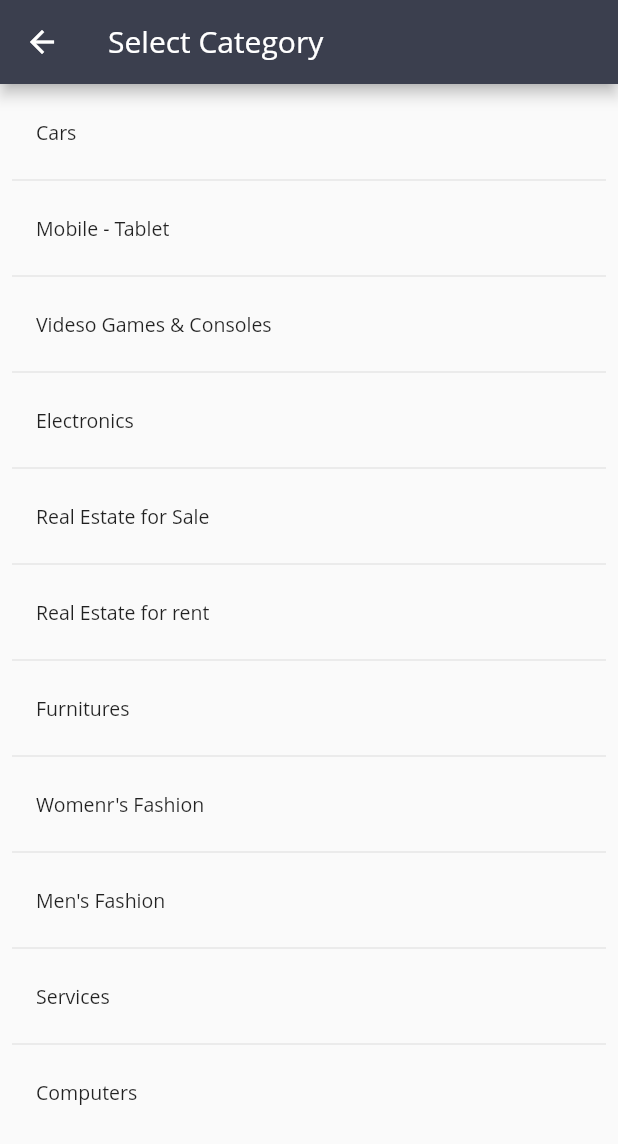
After one commit to m7mdra/justcost, a Flutter app: the CategoryPickerScreen screen opened directly, on a phone screen of 412 x 824 dp. The commit adds this screen. Shown: the top 1144 px of the screen. Run offline on Flutter 3.47's test engine with Material 2 defaults, Android fonts, the phone set to English and light mode, and no system bars; our stand-ins replace carousel_slider, google_maps_flutter, image_picker, video_player.

Commit message:
added category picker and added extra fields in register

```diff
--- /dev/null
+++ b/lib/screens/home/addad/category_picker_screen.dart
@@ -0,0 +1,72 @@
+import 'package:flutter/material.dart';
+
+class CategoryPickerScreen extends StatelessWidget {
+  @override
+  Widget build(BuildContext context) {
+    return Scaffold(
+      appBar: AppBar(title: Text("Select Category")),
+      body: ListView(
+        padding: EdgeInsets.all(8),
+        children: <Widget>[
+          ListTile(
+            title: Text("Cars"),
+            dense: true,
+            onTap: () {},
+          ),
+          const Divider(),
+          ListTile(
+            title: Text("Mobile - Tablet"),
+            dense: true,
+          ),
+          const Divider(
+          ),
+          ListTile(
+            title: Text("Videso Games & Consoles"),
+            dense: true,
+          ),
+          const Divider(),
+          ListTile(
+            title: Text("Electronics"),
+            dense: true,
+          ),
+          const Divider(),
+          ListTile(
+            title: Text("Real Estate for Sale"),
+            dense: true,
+          ),
+          const Divider(),
+          ListTile(
+            title: Text("Real Estate for rent"),
+            dense: true,
+          ),
+          const Divider(),
+          ListTile(
+            title: Text("Furnitures"),
+            dense: true,
+          ),
+          const Divider(),
+          ListTile(
+            title: Text("Womenr's Fashion"),
+            dense: true,
+          ),
+          const Divider(),
+          ListTile(
+            title: Text("Men's Fashion"),
+            dense: true,
+          ),
+          const Divider(),
+          ListTile(
+            title: Text("Services"),
+            dense: true,
+          ),
+          const Divider(),
+          ListTile(
+
+            title: Text("Computers"),
+            dense: true,
+          ),
+        ],
+      ),
+    );
+  }
+}
--- a/lib/screens/home/addad/location_pick_screen.dart
+++ b/lib/screens/home/addad/location_pick_screen.dart
@@ -4,12 +4,12 @@ import 'package:flutter/foundation.dart';
 import 'package:flutter/material.dart';
 import 'package:google_maps_flutter/google_maps_flutter.dart';
 
-class LocationPicker extends StatefulWidget {
+class LocationPickerScreen extends StatefulWidget {
   @override
-  _LocationPickerState createState() => _LocationPickerState();
+  _LocationPickerScreenState createState() => _LocationPickerScreenState();
 }
 
-class _LocationPickerState extends State<LocationPicker> {
+class _LocationPickerScreenState extends State<LocationPickerScreen> {
   Completer<GoogleMapController> _controller = Completer();
   bool _isCameraMoving = false;
   var markers = Set<Marker>();
--- a/lib/widget/ad_video_view.dart
+++ b/lib/widget/ad_video_view.dart
@@ -39,7 +39,10 @@ class _AdVideoViewState extends State<AdVideoView> {
       child: Stack(
         overflow: Overflow.visible,
         children: <Widget>[
-          VideoPlayer(_videoPlayerController),
+          ClipRRect(
+            child: VideoPlayer(_videoPlayerController),
+            borderRadius: new BorderRadius.circular(8.0),
+          ),
           Align(
               child: IconButton(
                   icon: Icon(
--- a/pubspec.yaml
+++ b/pubspec.yaml
@@ -24,6 +24,7 @@ dependencies:
   cupertino_icons: ^0.1.2
   image_picker: 0.5.0+6
   video_player: ^0.10.0+2
+  shared_preferences: ^0.5.1+2
 
 
 dev_dependencies:
```
Also changed, not shown: lib/screens/home/addad/post_ad_page.dart (+22 -18 lines), lib/screens/home/profile/profile_page.dart (+17 -3 lines), lib/screens/home/search/search_page.dart (+17 -16 lines), lib/screens/home/search/search_screen.dart (+2 -33 lines), lib/screens/login/login_screen.dart (+4 -21 lines), lib/screens/register/register_screen.dart (+43 -15 lines), lib/widget/ad_image_view.dart (+10 -5 lines), lib/widget/sliver_app_bar_header.dart (added, +34 -0 lines), pubspec.lock.
